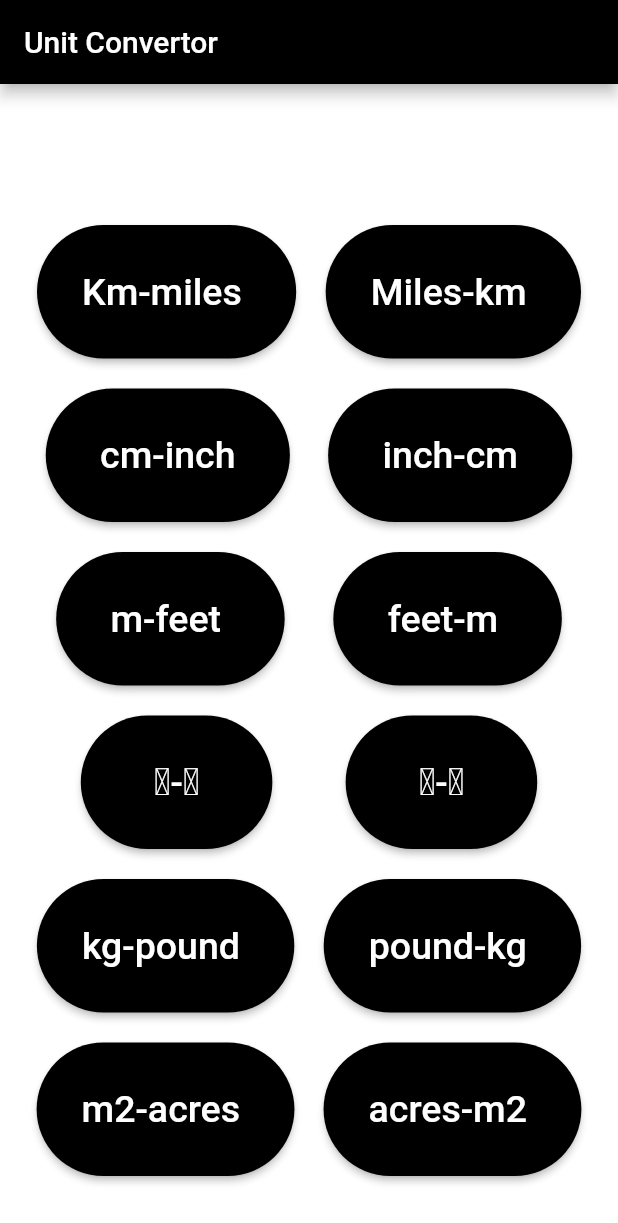
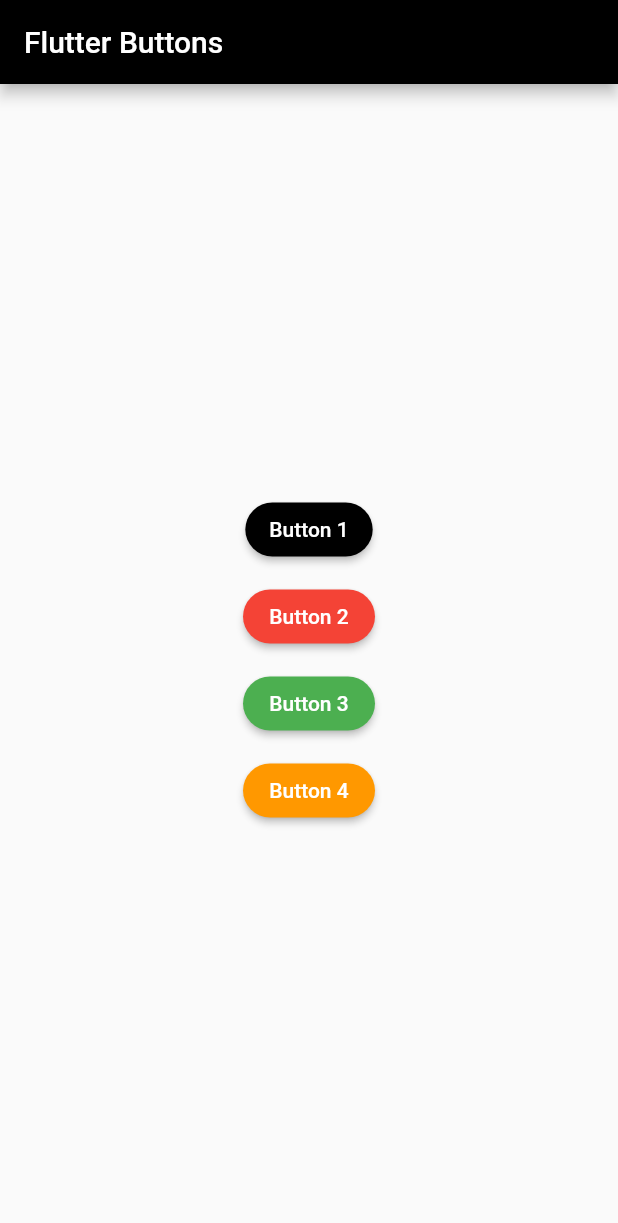
Before and after one commit to AniSS17/Unit-Converter, a Flutter app: the screen it shows after launch, on a phone screen of 412 x 824 dp. Shown: the top 1223 px of the screen. Run offline on Flutter 3.47's test engine with Material 2 defaults, Android fonts, the phone set to English and light mode, and no system bars.

Commit message:
2nd commit

```diff
--- a/lib/main.dart
+++ b/lib/main.dart
@@ -1,97 +1,64 @@
+
+
 import 'package:flutter/material.dart';
-void main()=> runApp(myApp());
-class myApp extends StatelessWidget {
-  const myApp({ Key? key }) : super(key: key);
+
+void main() => runApp(MyApp());
+
+class MyApp extends StatelessWidget {
   @override
   Widget build(BuildContext context) {
     return MaterialApp(
-      debugShowCheckedModeBanner:false,
-      home: Calculator(),
-    );
-  }
-}
-class Calculator extends StatefulWidget {
-  const Calculator({ Key? key }) : super(key: key);
-
-  @override
-  _CalculatorState createState() => _CalculatorState();
-}
-class _CalculatorState extends State<Calculator> {
-  Widget calcButton(String btntxt, Color btncolor, Color txtcolor){
-    return Container(
-      child: MaterialButton(
-        onPressed:() {
-          // calculation(btntxt);
-        },
-        child: Text(btntxt,style: TextStyle(fontSize: 25,color: txtcolor),),
-        shape: StadiumBorder(),
-        color: btncolor,
-        padding: EdgeInsets.all(30),
-      ),
-    );
-  }
-  @override
-  Widget build(BuildContext context) {
-    return Scaffold(
-      backgroundColor: Colors.white,
-      appBar: AppBar(title: Text("Unit Convertor"), backgroundColor: Colors.black,),
-      body: Padding(
-        padding: EdgeInsets.symmetric(horizontal: 5),
-        child: Column(
-          mainAxisAlignment: MainAxisAlignment.end,
-          children: [
-            Row(
-              mainAxisAlignment: MainAxisAlignment.center,
-            ),
-            Row(
-              mainAxisAlignment: MainAxisAlignment.spaceEvenly,
-              children: [
-                calcButton("Km-miles ", Colors.black, Colors.white),
-                calcButton("Miles-km ", Colors.black, Colors.white),
-              ],
-            ),
-            SizedBox(height: 20,),
-            Row(
-              mainAxisAlignment: MainAxisAlignment.spaceEvenly,
-              children: [
-                calcButton(" cm-inch ", Colors.black, Colors.white),
-                calcButton(" inch-cm ", Colors.black, Colors.white),
-              ],
-            ),
-            SizedBox(height: 20,),
-            Row(
-              mainAxisAlignment: MainAxisAlignment.spaceEvenly,
-              children: [
-                calcButton(" m-feet  ", Colors.black, Colors.white),
-                calcButton(" feet-m  ", Colors.black, Colors.white),
-              ],
-            ),
-            SizedBox(height: 20,),
-            Row(
-              mainAxisAlignment: MainAxisAlignment.spaceEvenly,
-              children: [
-                calcButton("   ℃-℉   ", Colors.black, Colors.white),
-                calcButton("   ℉-℃   ", Colors.black, Colors.white),
-              ],
-            ),
-            SizedBox(height: 20,),
-            Row(
-              mainAxisAlignment: MainAxisAlignment.spaceEvenly,
-              children: [
-                calcButton("kg-pound ", Colors.black, Colors.white),
-                calcButton("pound-kg ", Colors.black, Colors.white),
-              ],
-            ),
-            SizedBox(height: 20,),
-            Row(
-              mainAxisAlignment: MainAxisAlignment.spaceEvenly,
-              children: [
-                calcButton("m2-acres ", Colors.black, Colors.white),
-                calcButton("acres-m2 ", Colors.black, Colors.white),
-              ],
-            ),
-            SizedBox(height: 40,),
-          ],
+      debugShowCheckedModeBanner: false,
+      title: 'Flutter Buttons Example',
+      home: Scaffold(
+        appBar: AppBar(
+          title: Text('Flutter Buttons'),
+          backgroundColor: Colors.black,
+        ),
+        body: Center(
+          child: Column(
+            mainAxisAlignment: MainAxisAlignment.center,
+            children: <Widget>[
+              MaterialButton(
+                onPressed: () {},
+                minWidth: 30,
+                child: Text('Button 1'),
+                color: Colors.black,
+                textColor: Colors.white,
+                shape: RoundedRectangleBorder(borderRadius: BorderRadius.circular(18.0)),
+              ),
+              SizedBox(height: 10),
+              MaterialButton(
+                onPressed: () {},
+                child: Text('Button 2'),
+                color: Colors.red,
+                textColor: Colors.white,
+                shape: RoundedRectangleBorder(
+                  borderRadius: BorderRadius.circular(18.0),
+                ),
+              ),
+              SizedBox(height: 10),
+              MaterialButton(
+                onPressed: () {},
+                child: Text("Button 3"),
+                // icon: Icon(Icons.add),
+                // label: Text('Button 3'),
+                color: Colors.green,
+                textColor: Colors.white,
+                shape: RoundedRectangleBorder(
+                  borderRadius: BorderRadius.circular(30.0),
+                ),
+              ),
+              SizedBox(height: 10),
+              MaterialButton(
+                onPressed: () {},
+                child: Text('Button 4'),
+                color: Colors.orange,
+                textColor: Colors.white,
+                shape: StadiumBorder(),
+              ),
+            ],
+          ),
         ),
       ),
     );
```
